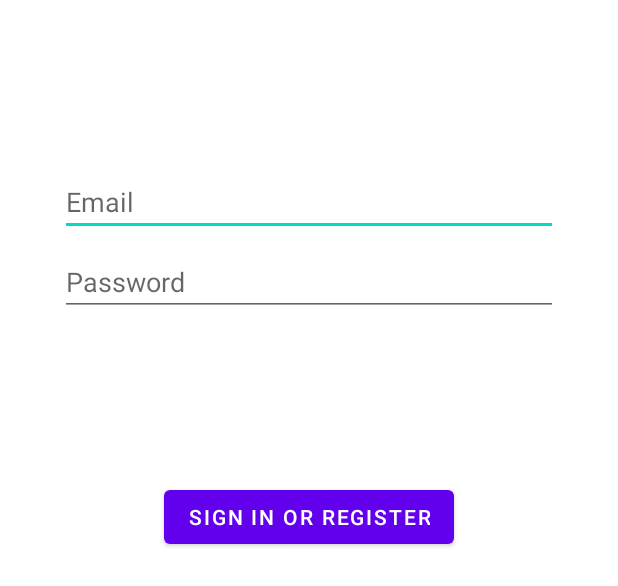
After one commit to svwet/wichtelapp, an Android app: the layout activity_login.xml on its own in the app's theme, with its tools: preview values and no code run, on a phone screen of 412 x 824 dp. The commit adds this screen. Shown: the top 586 px of the screen. Run offline under Robolectric (Android 15) with nearby library versions, the phone set to English and light mode, and no system bars.

Commit message:
Implement LoginActivity

```diff
--- a/app/build.gradle
+++ b/app/build.gradle
@@ -37,6 +37,10 @@ dependencies {
     implementation 'androidx.constraintlayout:constraintlayout:2.0.4'
     implementation 'androidx.navigation:navigation-fragment:2.2.2'
     implementation 'androidx.navigation:navigation-ui:2.2.2'
+    implementation 'androidx.annotation:annotation:1.1.0'
+    implementation 'androidx.lifecycle:lifecycle-livedata-ktx:2.2.0'
+    implementation 'androidx.lifecycle:lifecycle-viewmodel-ktx:2.2.0'
+    implementation 'com.google.firebase:firebase-config:19.1.1'
     testImplementation 'junit:junit:4.+'
     androidTestImplementation 'androidx.test.ext:junit:1.1.2'
     androidTestImplementation 'androidx.test.espresso:espresso-core:3.3.0'
--- /dev/null
+++ b/app/src/main/res/layout/activity_login.xml
@@ -0,0 +1,79 @@
+<?xml version="1.0" encoding="utf-8"?>
+<androidx.constraintlayout.widget.ConstraintLayout xmlns:android="http://schemas.android.com/apk/res/android"
+    xmlns:app="http://schemas.android.com/apk/res-auto"
+    xmlns:tools="http://schemas.android.com/tools"
+    android:id="@+id/container"
+    android:layout_width="match_parent"
+    android:layout_height="match_parent"
+    android:paddingLeft="@dimen/activity_horizontal_margin"
+    android:paddingTop="@dimen/activity_vertical_margin"
+    android:paddingRight="@dimen/activity_horizontal_margin"
+    android:paddingBottom="@dimen/activity_vertical_margin"
+    tools:context=".LoginActivity">
+
+    <EditText
+        android:id="@+id/username"
+        android:layout_width="0dp"
+        android:layout_height="wrap_content"
+        android:layout_marginStart="24dp"
+        android:layout_marginTop="96dp"
+        android:layout_marginEnd="24dp"
+        android:autofillHints="@string/prompt_email"
+        android:hint="@string/prompt_email"
+        android:inputType="textEmailAddress"
+        android:selectAllOnFocus="true"
+        app:layout_constraintEnd_toEndOf="parent"
+        app:layout_constraintStart_toStartOf="parent"
+        app:layout_constraintTop_toTopOf="parent" />
+
+    <EditText
+        android:id="@+id/password"
+        android:layout_width="0dp"
+        android:layout_height="wrap_content"
+        android:layout_marginStart="24dp"
+        android:layout_marginTop="8dp"
+        android:layout_marginEnd="24dp"
+        android:autofillHints="@string/prompt_password"
+        android:hint="@string/prompt_password"
+        android:imeActionLabel="@string/action_sign_in_short"
+        android:imeOptions="actionDone"
+        android:inputType="textPassword"
+        android:selectAllOnFocus="true"
+        app:layout_constraintEnd_toEndOf="parent"
+        app:layout_constraintStart_toStartOf="parent"
+        app:layout_constraintTop_toBottomOf="@+id/username" />
+
+    <Button
+        android:id="@+id/login"
+        android:layout_width="wrap_content"
+        android:layout_height="wrap_content"
+        android:layout_gravity="start"
+        android:layout_marginStart="48dp"
+        android:layout_marginTop="16dp"
+        android:layout_marginEnd="48dp"
+        android:layout_marginBottom="64dp"
+        android:enabled="true"
+        android:focusedByDefault="false"
+        android:text="@string/action_sign_in"
+        app:layout_constraintBottom_toBottomOf="parent"
+        app:layout_constraintEnd_toEndOf="parent"
+        app:layout_constraintStart_toStartOf="parent"
+        app:layout_constraintTop_toBottomOf="@+id/password"
+        app:layout_constraintVertical_bias="0.2" />
+
+    <ProgressBar
+        android:id="@+id/loading"
+        android:layout_width="wrap_content"
+        android:layout_height="wrap_content"
+        android:layout_gravity="center"
+        android:layout_marginStart="32dp"
+        android:layout_marginTop="64dp"
+        android:layout_marginEnd="32dp"
+        android:layout_marginBottom="64dp"
+        android:visibility="gone"
+        app:layout_constraintBottom_toBottomOf="parent"
+        app:layout_constraintEnd_toEndOf="@+id/password"
+        app:layout_constraintStart_toStartOf="@+id/password"
+        app:layout_constraintTop_toTopOf="parent"
+        app:layout_constraintVertical_bias="0.3" />
+</androidx.constraintlayout.widget.ConstraintLayout>
--- a/app/src/main/res/values/dimens.xml
+++ b/app/src/main/res/values/dimens.xml
@@ -1,3 +1,6 @@
 <resources>
     <dimen name="fab_margin">16dp</dimen>
+    <!-- Default screen margins, per the Android Design guidelines. -->
+    <dimen name="activity_horizontal_margin">16dp</dimen>
+    <dimen name="activity_vertical_margin">16dp</dimen>
 </resources>
--- a/app/src/main/res/values/strings.xml
+++ b/app/src/main/res/values/strings.xml
@@ -9,4 +9,13 @@
 
     <string name="hello_first_fragment">Hello first fragment</string>
     <string name="hello_second_fragment">Hello second fragment. Arg: %1$s</string>
+    <string name="title_activity_login">LoginActivity</string>
+    <string name="prompt_email">Email</string>
+    <string name="prompt_password">Password</string>
+    <string name="action_sign_in">Sign in or register</string>
+    <string name="action_sign_in_short">Sign in</string>
+    <string name="welcome">"Welcome !"</string>
+    <string name="invalid_username">Not a valid username</string>
+    <string name="invalid_password">Password must be >5 characters</string>
+    <string name="login_failed">"Login failed"</string>
 </resources>
```
Also changed, not shown: app/src/main/AndroidManifest.xml (+16 -4 lines), app/src/main/java/ch/appbrew/wichtelapp/FireBaseUIActivity.java (deleted, +0 -127 lines), app/src/main/java/ch/appbrew/wichtelapp/LoginActivity.java (added, +90 -0 lines), app/src/main/java/ch/appbrew/wichtelapp/MainActivity.java (+5 -9 lines).
